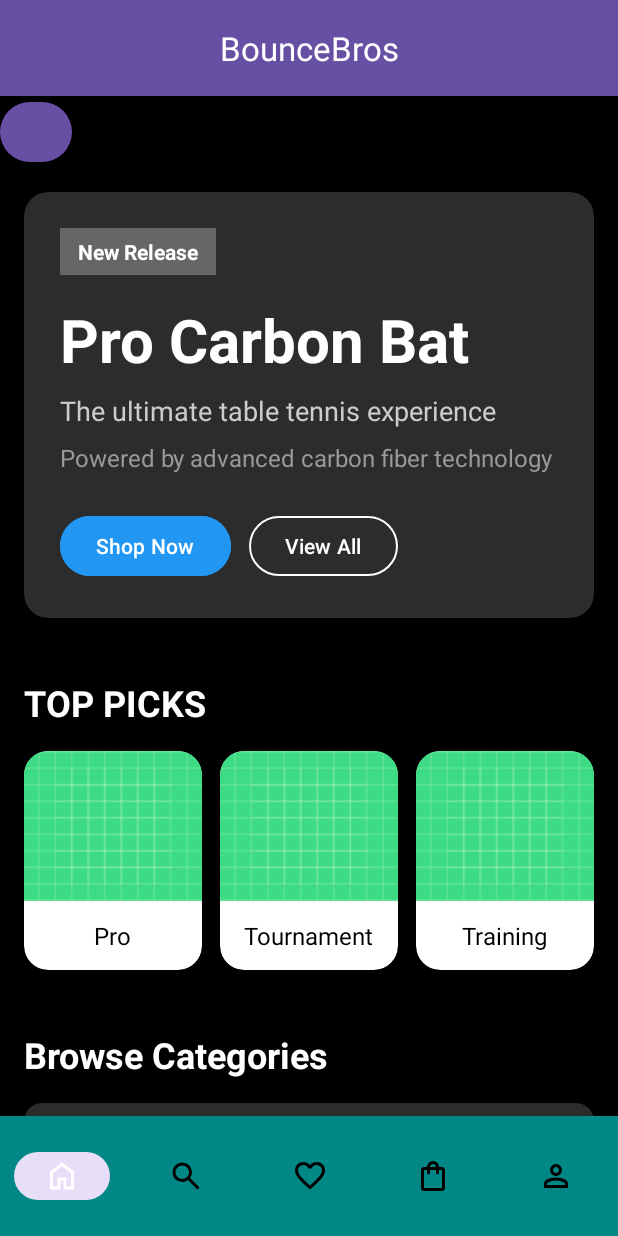
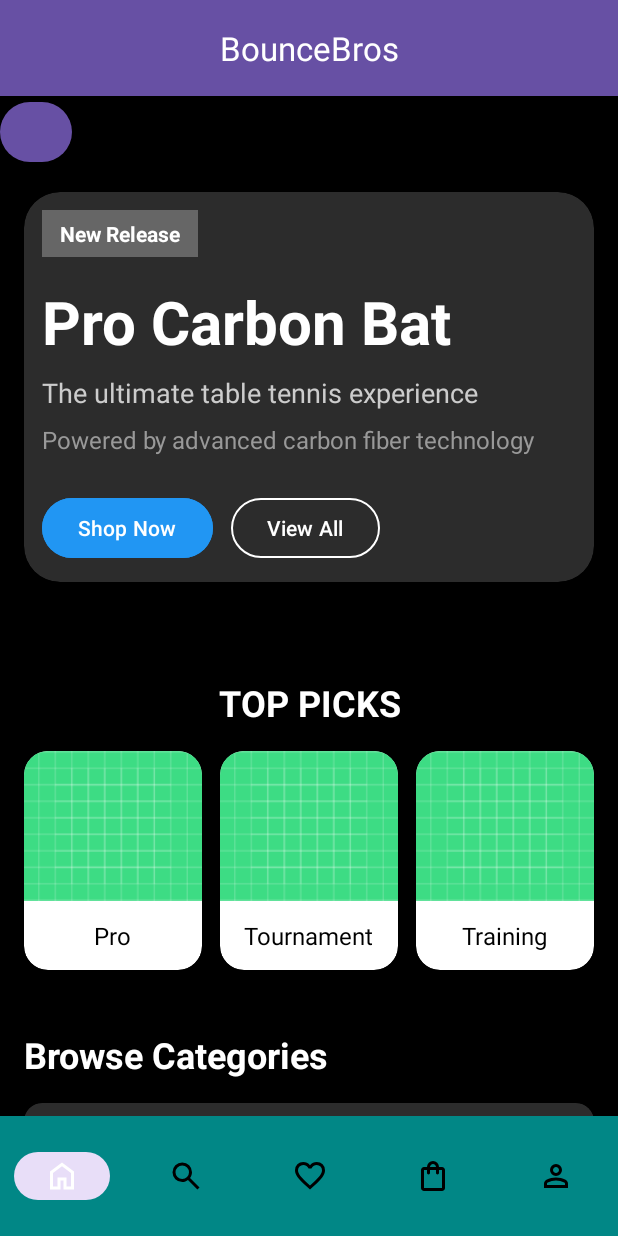
Before and after one commit to Puthikunkim/Table-Tennis-Shop-Android-App, an Android app: the screen it shows after launch (MainActivity), on a phone screen of 412 x 824 dp. Run offline under Robolectric (Android 15) with nearby library versions, the phone set to English and light mode, and no system bars.

Commit message:
styling changes for relative positions

```diff
--- a/app/src/main/res/layout/activity_main.xml
+++ b/app/src/main/res/layout/activity_main.xml
@@ -27,16 +27,15 @@
             <androidx.cardview.widget.CardView
                 android:layout_width="match_parent"
                 android:layout_height="wrap_content"
-                android:layout_marginBottom="24dp"
-                app:cardCornerRadius="16dp"
-                app:cardElevation="8dp"
+                android:layout_marginBottom="48dp"
+                app:cardCornerRadius="24dp"
                 app:cardBackgroundColor="@color/card_background">
 
                 <LinearLayout
                     android:layout_width="match_parent"
                     android:layout_height="wrap_content"
                     android:orientation="vertical"
-                    android:padding="24dp">
+                    android:padding="12dp">
 
                     <TextView
                         android:layout_width="wrap_content"
@@ -113,7 +112,8 @@
                 android:textStyle="bold"
                 android:textColor="@color/text_primary"
                 android:layout_marginTop="16dp"
-                android:layout_marginBottom="16dp"/>
+                android:layout_marginBottom="16dp"
+                android:gravity="center"/>
 
             <LinearLayout
                 android:layout_width="match_parent"
```
